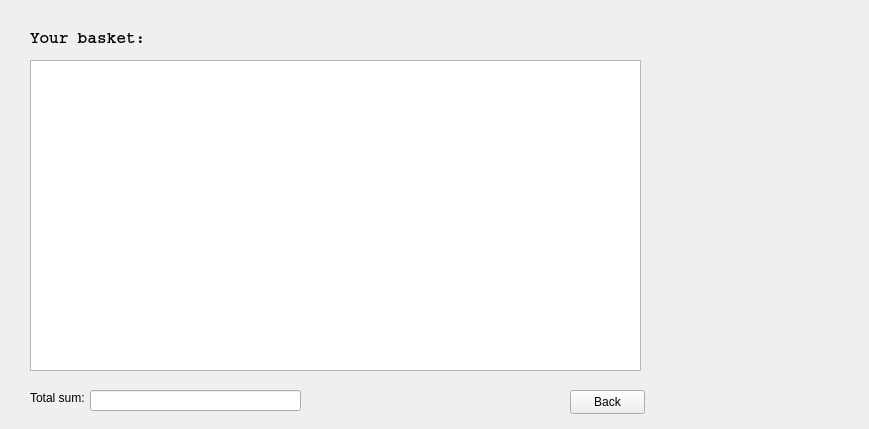
bernadetthoszu/Trench-Coat-Store, file Trench Coat Store/BasketWindow.ui: the form before one commit.
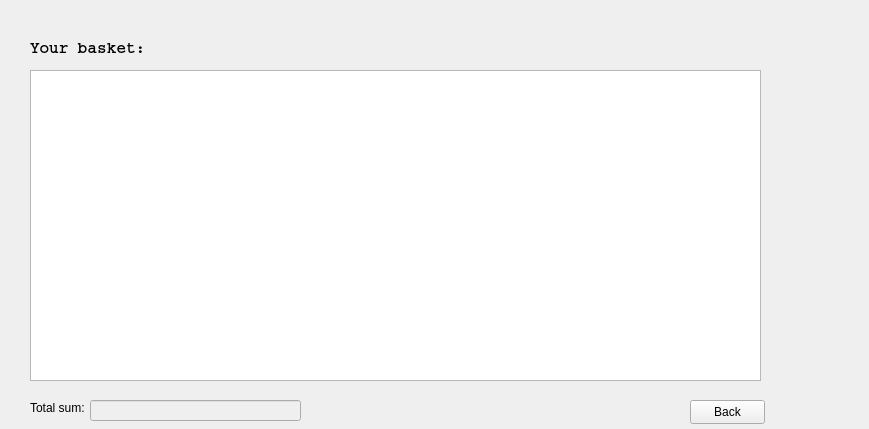
The form after the commit.

Commit message: Smart and pretty

The edit to the form file:
```diff
--- a/Trench Coat Store/BasketWindow.ui
+++ b/Trench Coat Store/BasketWindow.ui
@@ -17,7 +17,7 @@
    <property name="geometry">
     <rect>
      <x>30</x>
-     <y>30</y>
+     <y>40</y>
      <width>121</width>
      <height>16</height>
     </rect>
@@ -37,8 +37,8 @@
    <property name="geometry">
     <rect>
      <x>30</x>
-     <y>60</y>
-     <width>611</width>
+     <y>70</y>
+     <width>731</width>
      <height>311</height>
     </rect>
    </property>
@@ -47,7 +47,7 @@
    <property name="geometry">
     <rect>
      <x>30</x>
-     <y>390</y>
+     <y>400</y>
      <width>61</width>
      <height>16</height>
     </rect>
@@ -57,10 +57,13 @@
    </property>
   </widget>
   <widget class="QLineEdit" name="totalSumEdit">
+   <property name="enabled">
+    <bool>false</bool>
+   </property>
    <property name="geometry">
     <rect>
      <x>90</x>
-     <y>390</y>
+     <y>400</y>
      <width>211</width>
      <height>21</height>
     </rect>
@@ -69,8 +72,8 @@
   <widget class="QPushButton" name="basketBackButton">
    <property name="geometry">
     <rect>
-     <x>570</x>
-     <y>390</y>
+     <x>690</x>
+     <y>400</y>
      <width>75</width>
      <height>24</height>
     </rect>
```
The commit also changes 2 other files.
